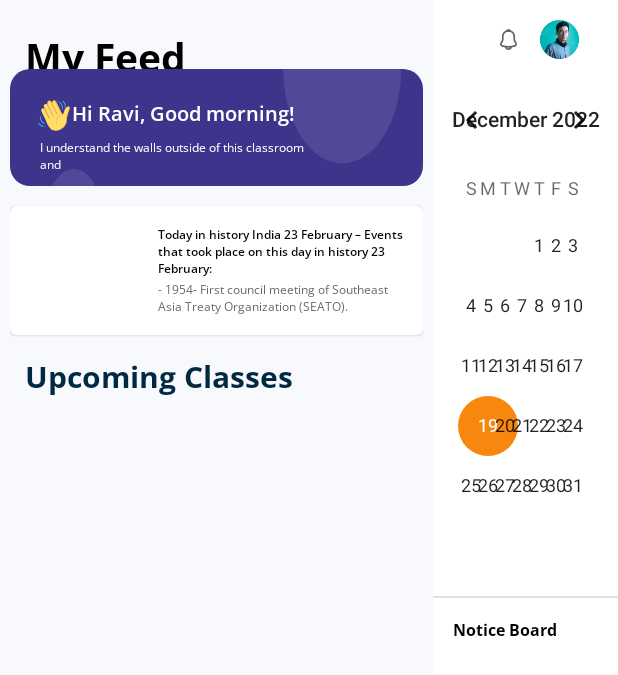
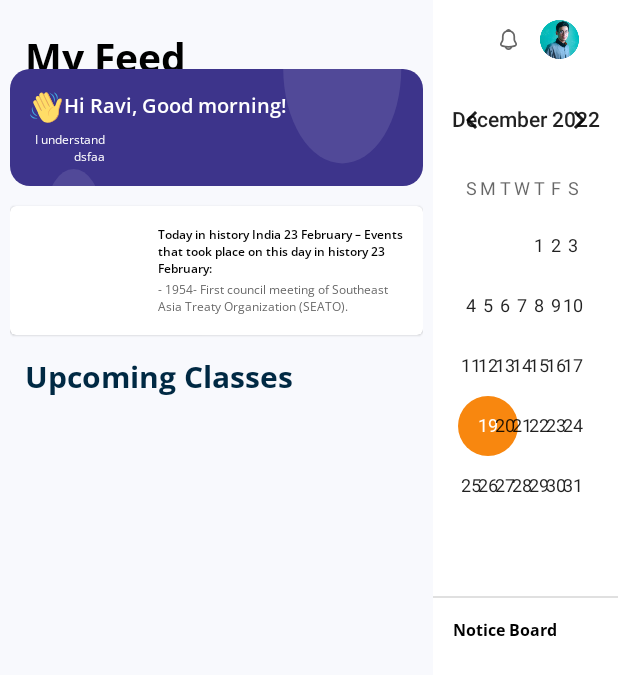
Before and after one commit to jayaprasad356/breathe4school, an Android app: the layout fragment_my_feed.xml on its own in the app's theme, with its tools: preview values and no code run, on a phone screen of 412 x 824 dp. Shown: the top 675 px of the screen. Run offline under Robolectric (Android 15) with nearby library versions, the phone set to English and light mode, and no system bars.

Commit message:
bug fixed

```diff
--- a/app/src/main/AndroidManifest.xml
+++ b/app/src/main/AndroidManifest.xml
@@ -19,7 +19,7 @@
         android:usesCleartextTraffic="true"
         tools:targetApi="31">
         <activity
-            android:name=".view.HomeWorkManagementActivity"
+            android:name=".view.SplashScreenActivity"
             android:exported="true"
             android:screenOrientation="landscape">
             <intent-filter>
@@ -31,7 +31,7 @@
 
         </activity>
         <activity
-            android:name=".view.SplashScreenActivity"
+            android:name=".view.HomeWorkManagementActivity"
             android:exported="true"
             android:screenOrientation="landscape">
 
--- a/app/src/main/java/com/app/b4s/controller/DashBoardController.java
+++ b/app/src/main/java/com/app/b4s/controller/DashBoardController.java
@@ -69,6 +69,7 @@ public class DashBoardController implements IDashBoardController {
                     if (jsonObject.getBoolean(Constant.STATUS)) {
                         JSONArray jsonArray = jsonObject.getJSONArray("data");
                         session.setData(Constant.QUOTE, jsonArray.getJSONObject(0).getString(Constant.QUOTE));
+                        session.setData(Constant.AUTHOR,jsonArray.getJSONObject(0).getString(Constant.AUTHOR));
                         responseListener.onSuccess(Constant.SUCCESS);
                     }
                 } catch (JSONException e) {
--- a/app/src/main/java/com/app/b4s/controller/RegisterController.java
+++ b/app/src/main/java/com/app/b4s/controller/RegisterController.java
@@ -37,6 +37,7 @@ public class RegisterController implements IRegisterController {
                         JSONObject data = jsonObject.getJSONObject(Constant.DATA);
                         session.setData(Constant.EMAIL, data.getString(Constant.EMAIL));
                         session.setData(Constant.MOBILE, data.getString(Constant.MOBILE_NUMBER));
+                        session.setData(Constant.NAME,data.getString(Constant.NAME));
                         registerView.onRegisterSuccess(jsonObject.getString(Constant.MESSAGE));
                     } else {
                         registerView.onRegisterError(jsonObject.getString(Constant.MESSAGE));
--- a/app/src/main/java/com/app/b4s/utilities/Constant.java
+++ b/app/src/main/java/com/app/b4s/utilities/Constant.java
@@ -45,6 +45,7 @@ public class Constant {
     public static final String ON_THIS_DAY = "get_on_this_day";
     public static final String ON_THIS_DAY_TITLE = "on_this_day_title";
     public static final String QUOTE = "quote";
+    public static final String AUTHOR = "author";
     public static final String NAME = "name";
     public static final String GENDER = "gender";
     public static final String ID = "id";
@@ -69,7 +70,7 @@ public class Constant {
     public static final String LECTURES = "lectures";
     public static final String STANDARD = "standard";
     public static final String SECTION = "section";
-    public static final String TIMETABLESESSION = "timetableSession";
+    public static final String TIMETABLESESSION = "timetable_session";
 
     public static final String BACK_FLOW = "back";
 
--- a/app/src/main/java/com/app/b4s/view/Login/ForgotMPinActivity.java
+++ b/app/src/main/java/com/app/b4s/view/Login/ForgotMPinActivity.java
@@ -15,11 +15,15 @@ import androidx.databinding.DataBindingUtil;
 
 import com.app.b4s.R;
 import com.app.b4s.databinding.ActivityForgotMpinBinding;
+import com.app.b4s.preferences.Session;
 import com.app.b4s.utilities.Constant;
 import com.app.b4s.view.Register.SetMPinActivity;
 
+import java.net.ServerSocket;
+
 public class ForgotMPinActivity extends AppCompatActivity {
     Activity activity;
+    private Session session;
     ActivityForgotMpinBinding binding;
 
 
@@ -27,9 +31,11 @@ public class ForgotMPinActivity extends AppCompatActivity {
     protected void onCreate(Bundle savedInstanceState) {
         super.onCreate(savedInstanceState);
         activity = ForgotMPinActivity.this;
+        session=new Session(activity);
         binding = DataBindingUtil.setContentView(this, R.layout.activity_forgot_mpin);
         binding.btnProceed.setOnClickListener(view -> proceeed());
         binding.tvResentotp.setOnClickListener(view -> reSendOtp());
+        binding.tvdescription.setText(session.getData(Constant.EMAIL));
         binding.edOTPId.addTextChangedListener(new TextWatcher() {
             @Override
             public void beforeTextChanged(CharSequence charSequence, int i, int i1, int i2) {
--- a/app/src/main/java/com/app/b4s/view/Login/ForgotpasswordActivity.java
+++ b/app/src/main/java/com/app/b4s/view/Login/ForgotpasswordActivity.java
@@ -15,12 +15,14 @@ import androidx.databinding.DataBindingUtil;
 
 import com.app.b4s.R;
 import com.app.b4s.databinding.ActivityForgotpasswordBinding;
+import com.app.b4s.preferences.Session;
 import com.app.b4s.utilities.Constant;
 import com.app.b4s.view.Register.SetPasswordActivity;
 
 public class ForgotpasswordActivity extends AppCompatActivity {
 
     Activity activity;
+    private Session session;
     public ActivityForgotpasswordBinding binding;
 
     @Override
@@ -28,8 +30,9 @@ public class ForgotpasswordActivity extends AppCompatActivity {
         super.onCreate(savedInstanceState);
         binding = DataBindingUtil.setContentView(this, R.layout.activity_forgotpassword);
         activity = ForgotpasswordActivity.this;
-
+session=new Session(activity);
         timerstart();
+        binding.tvdescription.setText(session.getData(Constant.EMAIL));
         binding.tvResentotp.setOnClickListener(view -> reSendOtp());
         binding.edOTPId.addTextChangedListener(new TextWatcher() {
             @Override
--- a/app/src/main/java/com/app/b4s/view/Login/LoginFaceIDActivity.java
+++ b/app/src/main/java/com/app/b4s/view/Login/LoginFaceIDActivity.java
@@ -14,6 +14,7 @@ import com.app.b4s.controller.IRegisterController;
 import com.app.b4s.controller.IRegisterView;
 import com.app.b4s.controller.RegisterController;
 import com.app.b4s.databinding.ActivityLoginFaceIdactivityBinding;
+import com.app.b4s.preferences.Session;
 import com.app.b4s.utilities.Constant;
 
 public class LoginFaceIDActivity extends AppCompatActivity implements IRegisterView {
@@ -22,6 +23,7 @@ public class LoginFaceIDActivity extends AppCompatActivity implements IRegisterV
     Activity activity;
     ActivityLoginFaceIdactivityBinding binding;
     String uniqueId, backFlow;
+    private Session session;
     IRegisterController registerController;
 
     @Override
@@ -29,7 +31,9 @@ public class LoginFaceIDActivity extends AppCompatActivity implements IRegisterV
         super.onCreate(savedInstanceState);
         binding = DataBindingUtil.setContentView(this, R.layout.activity_login_face_idactivity);
         activity = LoginFaceIDActivity.this;
+        session=new Session(activity);
         registerController = new RegisterController(this);
+        binding.tvTitle.setText("Hello! "+session.getData(Constant.NAME));
         uniqueId = getIntent().getStringExtra(Constant.UNIQUE_ID);
         backFlow = getIntent().getStringExtra(Constant.BACK_FLOW);
         if (backFlow!=null&&backFlow.equals("1")) {
--- a/app/src/main/java/com/app/b4s/view/MyFeedFragment.java
+++ b/app/src/main/java/com/app/b4s/view/MyFeedFragment.java
@@ -121,7 +121,7 @@ public class MyFeedFragment extends Fragment implements ResponseListener {
                         JSONArray schedules = jsonObject2.getJSONArray(Constant.SCHEDULES);
                         JSONObject jsonObject3 = schedules.getJSONObject(0);
                         JSONArray lectures = jsonObject3.getJSONArray(Constant.LECTURES);
-                        Log.d("UPCOMING_CLASS",schedules.toString());
+                        Log.d("UPCOMING_CLASS", schedules.toString());
                         Gson g = new Gson();
                         ArrayList<UpCommingData> upCommingData = new ArrayList<>();
                         for (int i = 0; i < lectures.length(); i++) {
@@ -228,6 +228,7 @@ public class MyFeedFragment extends Fragment implements ResponseListener {
     @Override
     public void onSuccess(String type) {
         binding.tvdescription.setText(session.getData(Constant.QUOTE));
+        binding.tvAuther.setText("-" + session.getData(Constant.AUTHOR));
     }
 
     @Override
--- a/app/src/main/java/com/app/b4s/view/Register/OtpActivity.java
+++ b/app/src/main/java/com/app/b4s/view/Register/OtpActivity.java
@@ -42,6 +42,7 @@ public class OtpActivity extends AppCompatActivity implements ResponseListener {
         binding = DataBindingUtil.setContentView(this, R.layout.activity_otp);
         Intent intent = getIntent();
         timerstart();
+        binding.tvdescription.setText(session.getData(Constant.EMAIL));
         otpType = intent.getStringExtra(Constant.TYPE);
         description = intent.getStringExtra(Constant.DESCRIPTION);
         binding.tvdescription.setText(getString(R.string.otp_header) + " " + description);
--- a/app/src/main/java/com/app/b4s/view/Register/RegistrationActivity.java
+++ b/app/src/main/java/com/app/b4s/view/Register/RegistrationActivity.java
@@ -165,7 +165,7 @@ public class RegistrationActivity extends AppCompatActivity implements IRegister
             binding.tvVerifyEmail.setVisibility(View.GONE);
             binding.ivMailTick.setVisibility(View.VISIBLE);
         }
-        if (emailverify || mobileVerify) {
+        if (emailverify && mobileVerify) {
             binding.btnContinuePass.setEnabled(true);
             binding.btnContinuePass.setVisibility(View.VISIBLE);
         }
--- a/app/src/main/res/layout/fragment_my_feed.xml
+++ b/app/src/main/res/layout/fragment_my_feed.xml
@@ -494,7 +494,7 @@
                             android:layout_width="match_parent"
                             android:layout_height="match_parent"
                             android:background="@drawable/ic_mask_group"
-                            android:padding="@dimen/_5sdp">
+                            android:padding="@dimen/_1sdp">
 
 
                             <TextView
@@ -511,15 +511,27 @@
 
                             <TextView
                                 android:id="@+id/tvdescription"
-                                android:layout_width="@dimen/_145sdp"
+                                android:layout_width="wrap_content"
                                 android:layout_height="wrap_content"
+                                android:layout_marginRight="@dimen/_20sdp"
                                 android:layout_below="@+id/tvTitleName"
                                 android:layout_marginStart="@dimen/_10sdp"
                                 android:layout_marginTop="@dimen/_2sdp"
                                 android:fontFamily="@font/open_sans"
-                                android:text="I understand the walls outside of this classroom and\nthink about them as context for everything we do here."
+                                android:text=" I understand"
                                 android:textColor="@color/white"
                                 android:textSize="@dimen/_6sdp" />
+                            <TextView
+                                android:id="@+id/tvAuther"
+                                android:layout_below="@id/tvdescription"
+                                android:layout_width="wrap_content"
+                                android:text="dsfaa"
+                                android:layout_alignRight="@id/tvdescription"
+                                android:textSize="@dimen/_6sdp"
+                                android:textColor="@color/white"
+                                android:fontFamily="@font/open_sans"
+                                android:layout_marginStart="@dimen/_10sdp"
+                                android:layout_height="@dimen/_10sdp"/>
 
 
                         </RelativeLayout>
```
